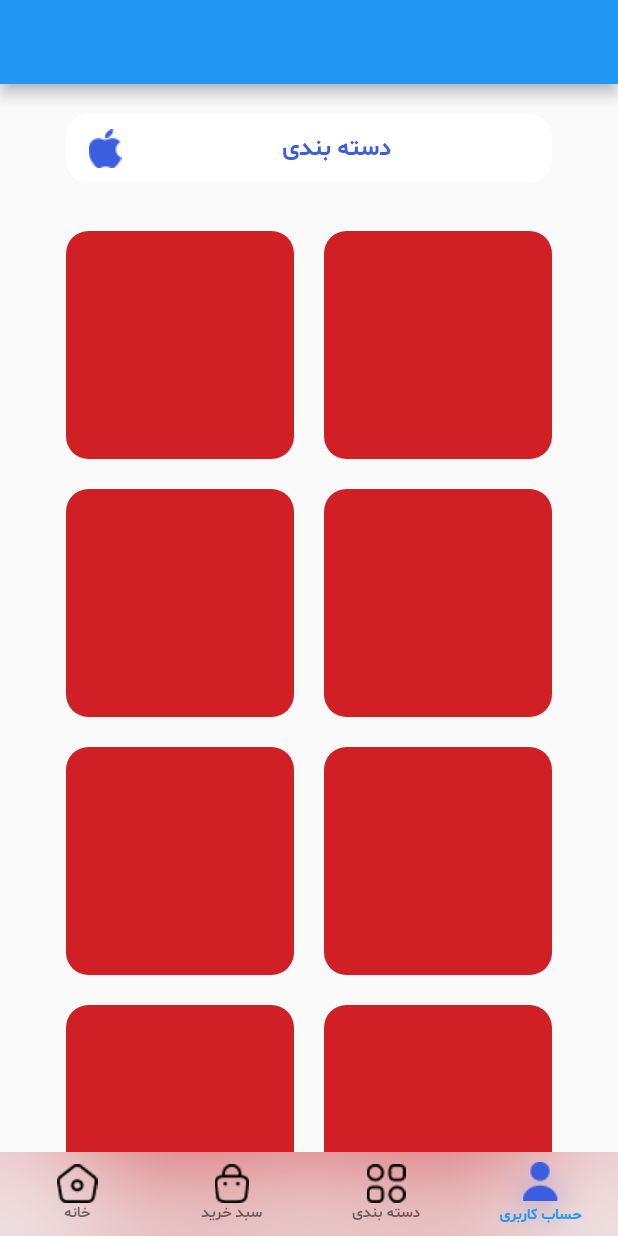
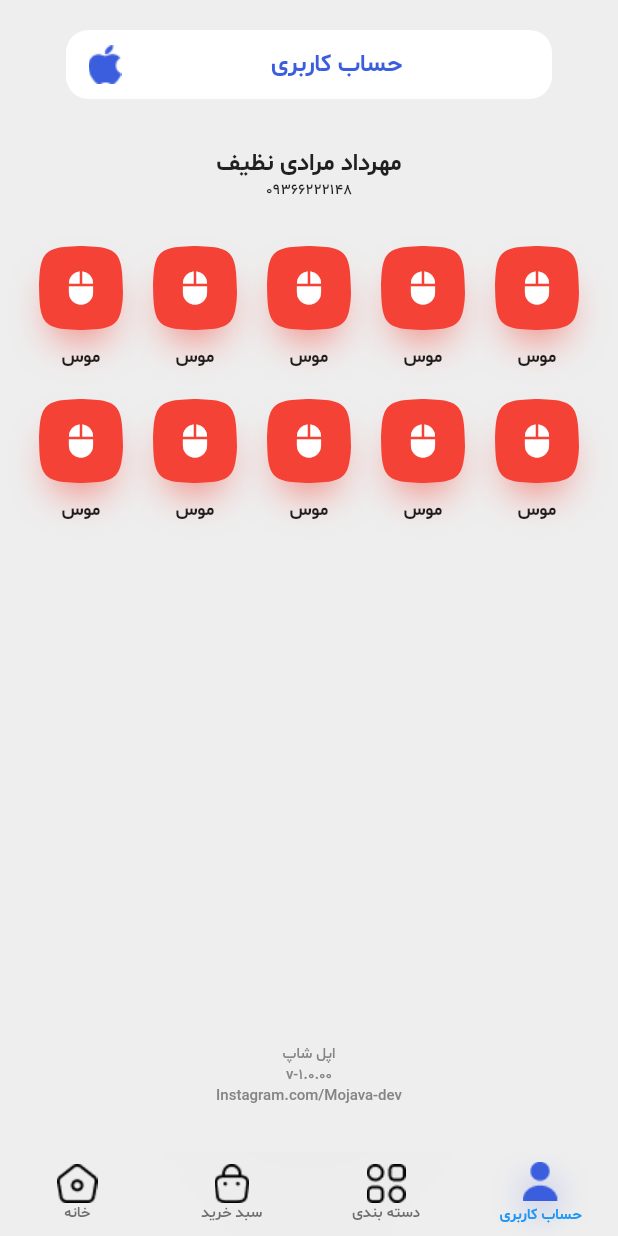
Before and after one commit to mehrdadmoradi001/digikala_app, a Flutter app: the screen it shows after launch, item 4 of the bottom bar chosen, on a phone screen of 412 x 824 dp. Run offline on Flutter 3.47's test engine with Material 2 defaults, Android fonts, the phone set to English and light mode, and no system bars; our stand-ins replace smooth_page_indicator.

Commit message:
1- Creating profile_screen.dart 2- Changing name CategoryIconItemHorizontal to category_icon_item_chip.dart

```diff
--- a/lib/main.dart
+++ b/lib/main.dart
@@ -4,6 +4,7 @@ import 'package:digikala_app/constants/colors_constants.dart';
 import 'package:digikala_app/screens/category_screen.dart';
 import 'package:digikala_app/screens/home_screen.dart';
 import 'package:digikala_app/screens/product_list_screen.dart';
+import 'package:digikala_app/screens/profile_screen.dart';
 import 'package:digikala_app/widgets/banner_slider.dart';
 import 'package:digikala_app/widgets/product_item.dart';
 import 'package:flutter/material.dart';
@@ -27,7 +28,6 @@ class _MyAppState extends State<MyApp> {
       debugShowCheckedModeBanner: false,
       home: Scaffold(
         backgroundColor: ColorsConst.backgroundScreenColor,
-        appBar: AppBar(),
         body:  IndexedStack(
           index: selectedBottomNavigationIndex,
           children: _getScreen(),
@@ -143,7 +143,7 @@ class _MyAppState extends State<MyApp> {
       const HomeScreen(),
       const CategoryScreen(),
       const ProductListScreen(),
-      const CategoryScreen(),
+      const ProfileScreen(),
     ];
   }
 }
--- a/lib/screens/home_screen.dart
+++ b/lib/screens/home_screen.dart
@@ -1,6 +1,7 @@
 import 'package:digikala_app/constants/colors_constants.dart';
 import 'package:digikala_app/main.dart';
 import 'package:digikala_app/widgets/banner_slider.dart';
+import 'package:digikala_app/widgets/category_icon_item_chip.dart';
 import 'package:digikala_app/widgets/product_item.dart';
 import 'package:flutter/material.dart';
 
@@ -94,7 +95,7 @@ class HomeScreen extends StatelessWidget {
                       itemBuilder: (context, index) {
                         return const Padding(
                             padding: EdgeInsets.only(left: 20),
-                            child: CategoryHorizontalItemList());
+                            child: CategoryItemChip());
                       },
                     ),
                   ),
@@ -207,51 +208,3 @@ class HomeScreen extends StatelessWidget {
     );
   }
 }
-
-class CategoryHorizontalItemList extends StatelessWidget {
-  const CategoryHorizontalItemList({
-    Key? key,
-  }) : super(key: key);
-
-  @override
-  Widget build(BuildContext context) {
-    return Column(
-      children: [
-        Stack(
-          alignment: AlignmentDirectional.center,
-          children: [
-            Container(
-              height: 56,
-              width: 56,
-              decoration: ShapeDecoration(
-                color: Colors.red,
-                shadows: const [
-                  BoxShadow(
-                    color: Colors.red,
-                    blurRadius: 25,
-                    spreadRadius: -12,
-                    offset: Offset(0.0, 15),
-                  )
-                ],
-                shape: ContinuousRectangleBorder(
-                  borderRadius: BorderRadius.circular(40), //
-                ),
-              ),
-            ),
-            const Icon(
-              Icons.mouse,
-              color: Colors.white,
-            ),
-          ],
-        ),
-        const SizedBox(
-          height: 10,
-        ),
-        const Text(
-          'موس',
-          style: TextStyle(fontFamily: 'SB', fontSize: 12),
-        ),
-      ],
-    );
-  }
-}
--- /dev/null
+++ b/lib/screens/profile_screen.dart
@@ -0,0 +1,100 @@
+import 'package:digikala_app/constants/colors_constants.dart';
+import 'package:digikala_app/widgets/category_icon_item_chip.dart';
+import 'package:flutter/material.dart';
+
+class ProfileScreen extends StatelessWidget {
+  const ProfileScreen({Key? key}) : super(key: key);
+
+  @override
+  Widget build(BuildContext context) {
+    return Scaffold(
+      backgroundColor: ColorsConst.backgroundScreenColor,
+      body: Directionality(
+        textDirection: TextDirection.rtl,
+        child: SafeArea(
+          child: Column(
+            children: [
+              Padding(
+                padding: const EdgeInsets.only(
+                  left: 44,
+                  right: 44,
+                  bottom: 32,
+                  top: 20,
+                ),
+                child: Container(
+                  height: 46,
+                  decoration: const BoxDecoration(
+                    color: Colors.white,
+                    borderRadius: BorderRadius.all(
+                      Radius.circular(15),
+                    ),
+                  ),
+                  child: Row(
+                    children: const [
+                      Expanded(
+                        child: Text(
+                          'حساب کاربری',
+                          textAlign: TextAlign.center,
+                          style: TextStyle(
+                              fontFamily: 'sb',
+                              fontSize: 16,
+                              color: ColorsConst.blue),
+                        ),
+                      ),
+                      Image(
+                        image: AssetImage('assets/images/icon_apple_blue.png'),
+                      ),
+                      SizedBox(width: 15),
+                    ],
+                  ),
+                ),
+              ),
+              const Text(
+                'مهرداد مرادی نظیف',
+                style: TextStyle(fontFamily: 'sb', fontSize: 16),
+              ),
+              const Text(
+                '09366222148',
+                style: TextStyle(fontFamily: 'sm', fontSize: 10),
+              ),
+              const SizedBox(height: 30),
+              Wrap(
+                runSpacing: 20,
+                spacing: 20,
+                children: const [
+                  CategoryItemChip(),
+                  CategoryItemChip(),
+                  CategoryItemChip(),
+                  CategoryItemChip(),
+                  CategoryItemChip(),
+                  CategoryItemChip(),
+                  CategoryItemChip(),
+                  CategoryItemChip(),
+                  CategoryItemChip(),
+                  CategoryItemChip(),
+                ],
+              ),
+              const Spacer(),
+              const Text(
+                'اپل شاپ',
+                style: TextStyle(
+                    fontFamily: 'sm', fontSize: 10, color: ColorsConst.gery),
+              ),
+              const Text(
+                'v-1.0.00',
+                style: TextStyle(
+                    fontFamily: 'sm', fontSize: 10, color: ColorsConst.gery),
+              ),
+              const Text(
+                'Instagram.com/Mojava-dev',
+                style: TextStyle(
+                    fontFamily: 'sm', fontSize: 10, color: ColorsConst.gery),
+              ),
+              const SizedBox(height: 30),
+            ],
+          ),
+        ),
+      ),
+    );
+  }
+}
--- /dev/null
+++ b/lib/widgets/category_icon_item_chip.dart
@@ -0,0 +1,49 @@
+import 'package:flutter/material.dart';
+
+class CategoryItemChip extends StatelessWidget {
+  const CategoryItemChip({
+    Key? key,
+  }) : super(key: key);
+
+  @override
+  Widget build(BuildContext context) {
+    return Column(
+      children: [
+        Stack(
+          alignment: AlignmentDirectional.center,
+          children: [
+            Container(
+              height: 56,
+              width: 56,
+              decoration: ShapeDecoration(
+                color: Colors.red,
+                shadows: const [
+                  BoxShadow(
+                    color: Colors.red,
+                    blurRadius: 25,
+                    spreadRadius: -12,
+                    offset: Offset(0.0, 15),
+                  )
+                ],
+                shape: ContinuousRectangleBorder(
+                  borderRadius: BorderRadius.circular(40), //
+                ),
+              ),
+            ),
+            const Icon(
+              Icons.mouse,
+              color: Colors.white,
+            ),
+          ],
+        ),
+        const SizedBox(
+          height: 10,
+        ),
+        const Text(
+          'موس',
+          style: TextStyle(fontFamily: 'SB', fontSize: 12),
+        ),
+      ],
+    );
+  }
+}
```
